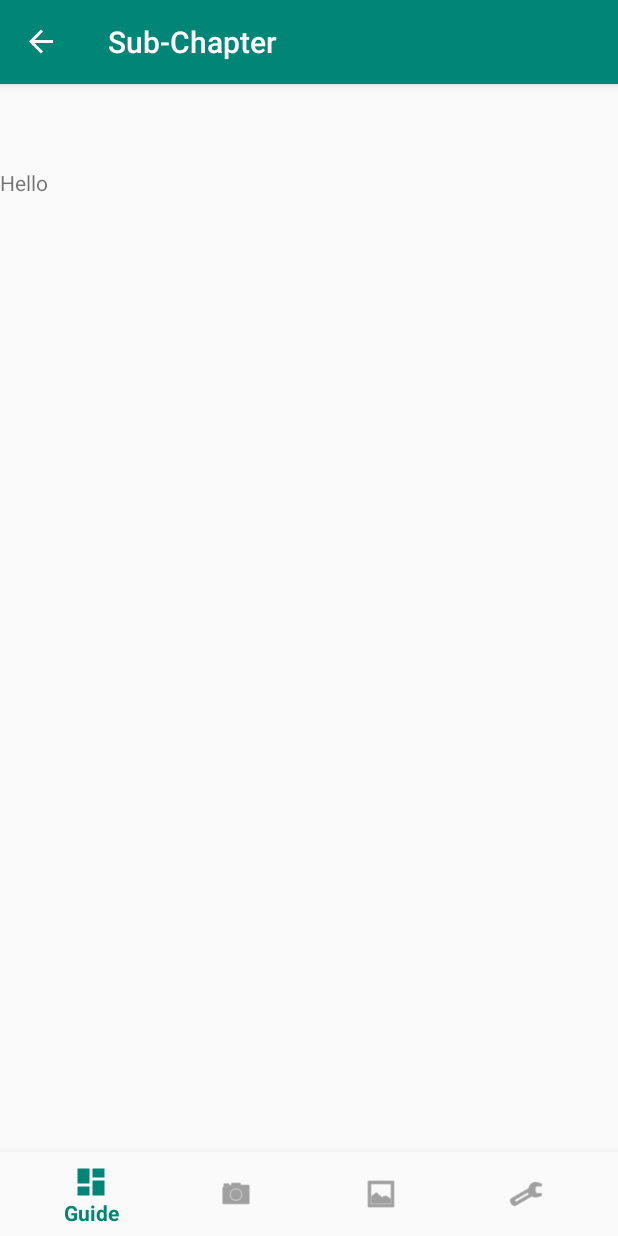
After one commit to cosbeyr/explorers_pack, an Android app: the SubChapterFragment screen opened through its navigation route, on a phone screen of 412 x 824 dp. The commit adds this screen. Run offline under Robolectric (Android 15) with nearby library versions, the phone set to English and light mode, and no system bars; our stand-ins replace navigation-ui.

Commit message:
Merge branch 'MitchBranch' of https://github.com/cosbeyr/explorers_pack into MitchBranch
# Conflicts:
#	app/src/main/java/com/WWU/explorerspack/MainActivity.java

having weird conflict issues, mostly just line spacing.

```diff
--- a/app/src/main/java/com/WWU/explorerspack/ui/guide/GuideListFragment.java
+++ b/app/src/main/java/com/WWU/explorerspack/ui/guide/GuideListFragment.java
@@ -5,6 +5,8 @@ import android.os.Bundle;
 
 import androidx.core.view.MenuItemCompat;
 import androidx.fragment.app.Fragment;
+import androidx.navigation.NavController;
+import androidx.navigation.Navigation;
 import androidx.recyclerview.widget.GridLayoutManager;
 import androidx.recyclerview.widget.LinearLayoutManager;
 import androidx.recyclerview.widget.RecyclerView;
@@ -15,7 +17,9 @@ import android.view.MenuInflater;
 import android.view.MenuItem;
 import android.view.View;
 import android.view.ViewGroup;
+import android.widget.Button;
 import android.widget.SearchView;
+import android.widget.Toast;
 
 import com.WWU.explorerspack.R;
 import com.WWU.explorerspack.ui.guide.ChapterData.ChapterContent;
@@ -94,6 +98,8 @@ public class GuideListFragment extends Fragment implements SearchView.OnQueryTex
     public View onCreateView(LayoutInflater inflater, ViewGroup container,
                              Bundle savedInstanceState) {
         View view = inflater.inflate(R.layout.fragment_chapters_list, container, false);
+
+
 
         // Set the adapter
         if (view instanceof RecyclerView) {
--- /dev/null
+++ b/app/src/main/java/com/WWU/explorerspack/ui/guide/L3/SubChapterFragment.java
@@ -0,0 +1,54 @@
+package com.WWU.explorerspack.ui.guide.L3;
+
+import androidx.annotation.NavigationRes;
+import androidx.lifecycle.ViewModelProviders;
+
+import android.os.Bundle;
+
+import androidx.annotation.NonNull;
+import androidx.annotation.Nullable;
+import androidx.fragment.app.Fragment;
+import androidx.navigation.NavController;
+import androidx.navigation.Navigation;
+
+import android.view.LayoutInflater;
+import android.view.View;
+import android.view.ViewGroup;
+import android.widget.Button;
+import android.widget.Toast;
+
+import com.WWU.explorerspack.R;
+
+import static androidx.navigation.Navigation.findNavController;
+
+public class SubChapterFragment extends Fragment {
+
+    private SubChapterViewModel mViewModel;
+
+    public static SubChapterFragment newInstance() {
+        return new SubChapterFragment();
+    }
+
+    @Override
+    public View onCreateView(@NonNull LayoutInflater inflater, @Nullable ViewGroup container,
+                             @Nullable Bundle savedInstanceState) {
+
+        final View rootView = inflater.inflate(R.layout.sub_chapter_fragment, container, false);
+
+
+        return rootView;
+    }
+
+    @Override
+    public void onActivityCreated(@Nullable Bundle savedInstanceState) {
+        super.onActivityCreated(savedInstanceState);
+        mViewModel = ViewModelProviders.of(this).get(SubChapterViewModel.class);
+        // TODO: Use the ViewModel
+    }
+    //this is implemented for the
+    public interface OnSubListFragmentInteractionListener {
+        // TODO: Update argument type and name
+        void onSubListFragmentInteraction(String item);
+    }
+
+}
--- /dev/null
+++ b/app/src/main/java/com/WWU/explorerspack/ui/guide/L3/SubChapterViewModel.java
@@ -0,0 +1,7 @@
+package com.WWU.explorerspack.ui.guide.L3;
+
+import androidx.lifecycle.ViewModel;
+
+public class SubChapterViewModel extends ViewModel {
+    // TODO: Implement the ViewModel
+}
--- /dev/null
+++ b/app/src/main/res/layout/sub_chapter_fragment.xml
@@ -0,0 +1,13 @@
+<?xml version="1.0" encoding="utf-8"?>
+<LinearLayout xmlns:android="http://schemas.android.com/apk/res/android"
+    xmlns:tools="http://schemas.android.com/tools"
+    android:layout_width="match_parent"
+    android:layout_height="match_parent"
+    tools:context=".ui.guide.L3.SubChapterFragment">
+
+    <TextView
+        android:layout_width="match_parent"
+        android:layout_height="match_parent"
+        android:text="Hello" />
+
+</LinearLayout>
--- a/app/src/main/res/navigation/mobile_navigation.xml
+++ b/app/src/main/res/navigation/mobile_navigation.xml
@@ -18,6 +18,13 @@
             app:popEnterAnim="@anim/nav_default_pop_enter_anim"
             app:popExitAnim="@anim/nav_default_pop_exit_anim" />
     </fragment>
+
+    <fragment
+        android:id="@+id/sub_chapter_page"
+        android:name="com.WWU.explorerspack.ui.guide.L3.SubChapterFragment"
+        android:label="Sub-Chapter"
+        tools:layout="@layout/sub_chapter_fragment"
+        />
 
     <fragment
         android:id="@+id/navigation_dashboard"
@@ -42,5 +49,13 @@
         android:id="@+id/chapter_page"
         android:name="com.WWU.explorerspack.ui.guide.L2.ChapterPageFragment"
         android:label="chapter"
-        tools:layout="@layout/chapter_page_fragment"/>
+        tools:layout="@layout/chapter_page_fragment">
+    <action
+        android:id="@+id/action_navigation_chapter_to_sub_chapter_page"
+        app:destination="@id/sub_chapter_page"
+        app:enterAnim="@anim/nav_default_enter_anim"
+        app:exitAnim="@anim/nav_default_exit_anim"
+        app:popEnterAnim="@anim/nav_default_pop_enter_anim"
+        app:popExitAnim="@anim/nav_default_pop_exit_anim" />
+    </fragment>
 </navigation>
--- a/app/src/main/res/values/strings.xml
+++ b/app/src/main/res/values/strings.xml
@@ -5,6 +5,7 @@
     <string name="title_logs">Logs</string>
     <string name="action_search">Search the survival manual</string>
     <string name="settings">Settings</string>
+    <string name="go_to">Go to L3</string>
 
     <!-- TODO: Remove or change this placeholder text -->
     <string name="hello_blank_fragment">Hello blank fragment</string>
```
Also changed, not shown: app/src/main/java/com/WWU/explorerspack/MainActivity.java (+14 -1 lines), app/src/main/java/com/WWU/explorerspack/ui/guide/L2/ChapterPageFragment.java (+31 -2 lines), app/src/main/res/layout/chapter_page_fragment.xml (+10 -7 lines).
